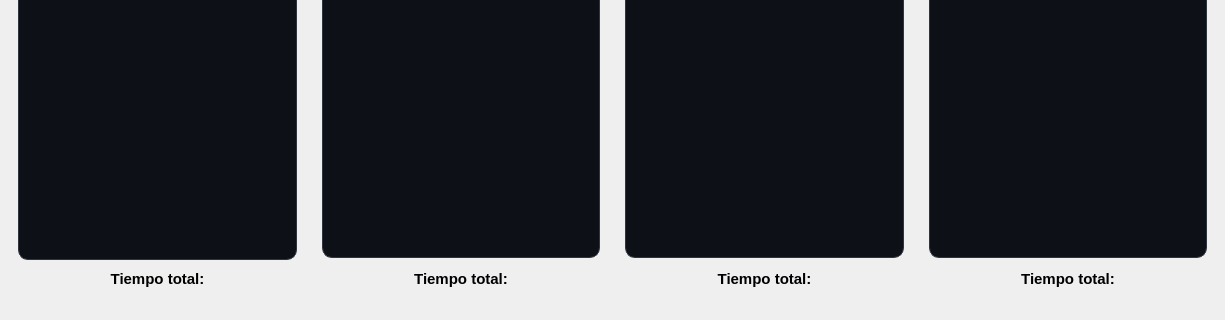
Qt form ui/pantallaprincipal.ui (pablo-mald03/Proyecto-No1-EDD) before a commit; both pictures show x 0 to 1225 and y 490 to 810 of the 1225 by 810 pixel window.
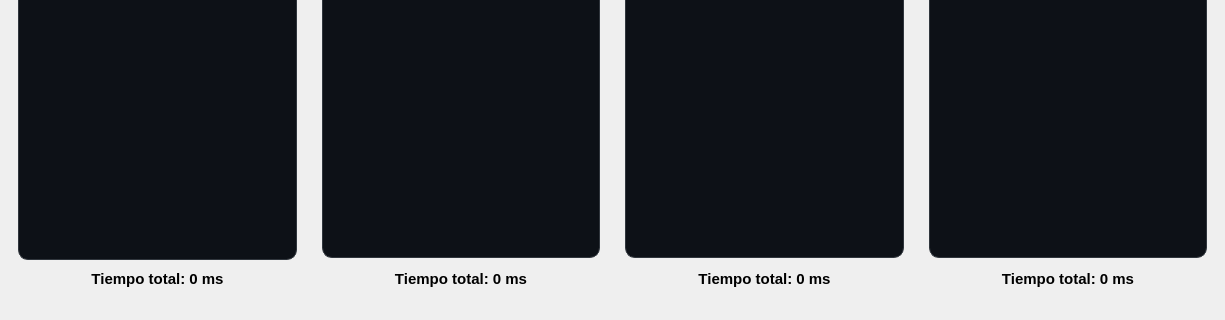
The same form after that commit.

The edit to the form file:
```diff
--- a/ui/pantallaprincipal.ui
+++ b/ui/pantallaprincipal.ui
@@ -611,7 +611,7 @@
 </string>
               </property>
               <property name="text">
-               <string>Tiempo total:</string>
+               <string>Tiempo total: 0 ms</string>
               </property>
               <property name="alignment">
                <set>Qt::AlignmentFlag::AlignCenter</set>
@@ -748,7 +748,7 @@
 </string>
               </property>
               <property name="text">
-               <string>Tiempo total:</string>
+               <string>Tiempo total: 0 ms</string>
               </property>
               <property name="alignment">
                <set>Qt::AlignmentFlag::AlignCenter</set>
@@ -885,7 +885,7 @@
 </string>
               </property>
               <property name="text">
-               <string>Tiempo total:</string>
+               <string>Tiempo total: 0 ms</string>
               </property>
               <property name="alignment">
                <set>Qt::AlignmentFlag::AlignCenter</set>
@@ -1022,7 +1022,7 @@
 </string>
               </property>
               <property name="text">
-               <string>Tiempo total:</string>
+               <string>Tiempo total: 0 ms</string>
               </property>
               <property name="alignment">
                <set>Qt::AlignmentFlag::AlignCenter</set>
```
